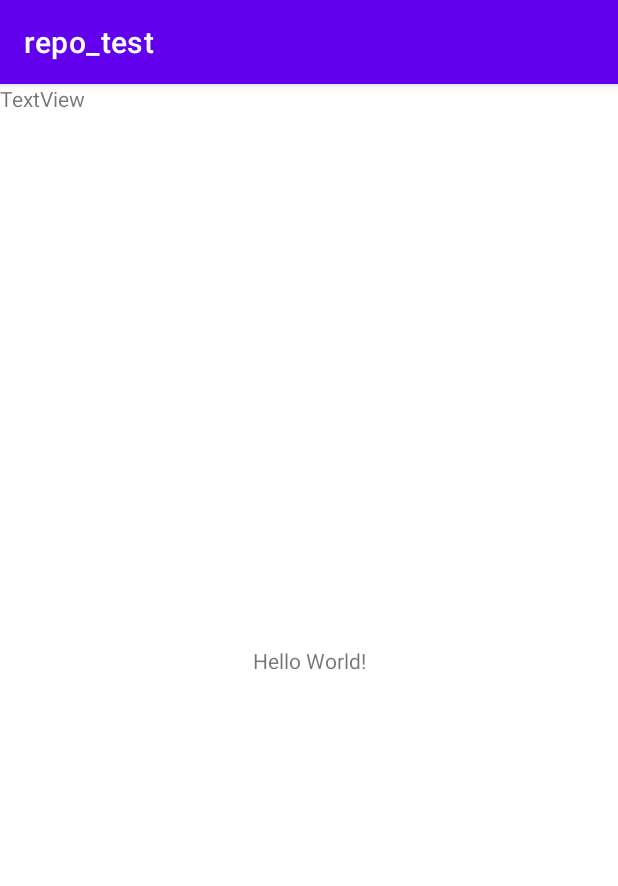
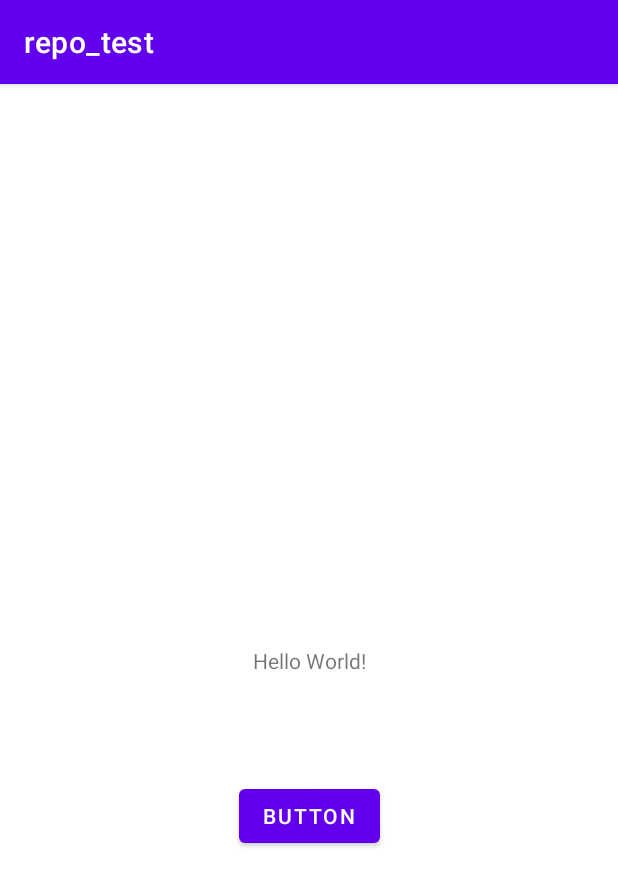
Before and after one commit to szal-jarocin/upstream-repo, an Android app: the screen it shows after launch (MainActivity), on a phone screen of 412 x 824 dp. Shown: the top 886 px of the screen. Run offline under Robolectric (Android 15) with nearby library versions, the phone set to English and light mode, and no system bars.

Commit message:
added button

```diff
--- a/app/src/main/res/layout/activity_main.xml
+++ b/app/src/main/res/layout/activity_main.xml
@@ -7,6 +7,7 @@
     tools:context=".MainActivity">
 
     <TextView
+        android:id="@+id/textView"
         android:layout_width="wrap_content"
         android:layout_height="wrap_content"
         android:text="Hello World!"
@@ -15,12 +16,14 @@
         app:layout_constraintRight_toRightOf="parent"
         app:layout_constraintTop_toTopOf="parent" />
 
-    <TextView
-        android:id="@+id/textView"
+    <Button
+        android:id="@+id/button"
         android:layout_width="wrap_content"
         android:layout_height="wrap_content"
-        android:text="TextView"
-        tools:layout_editor_absoluteX="165dp"
-        tools:layout_editor_absoluteY="144dp" />
+        android:layout_marginTop="70dp"
+        android:text="Button"
+        app:layout_constraintEnd_toEndOf="parent"
+        app:layout_constraintStart_toStartOf="parent"
+        app:layout_constraintTop_toBottomOf="@+id/textView" />
 
 </androidx.constraintlayout.widget.ConstraintLayout>
```
